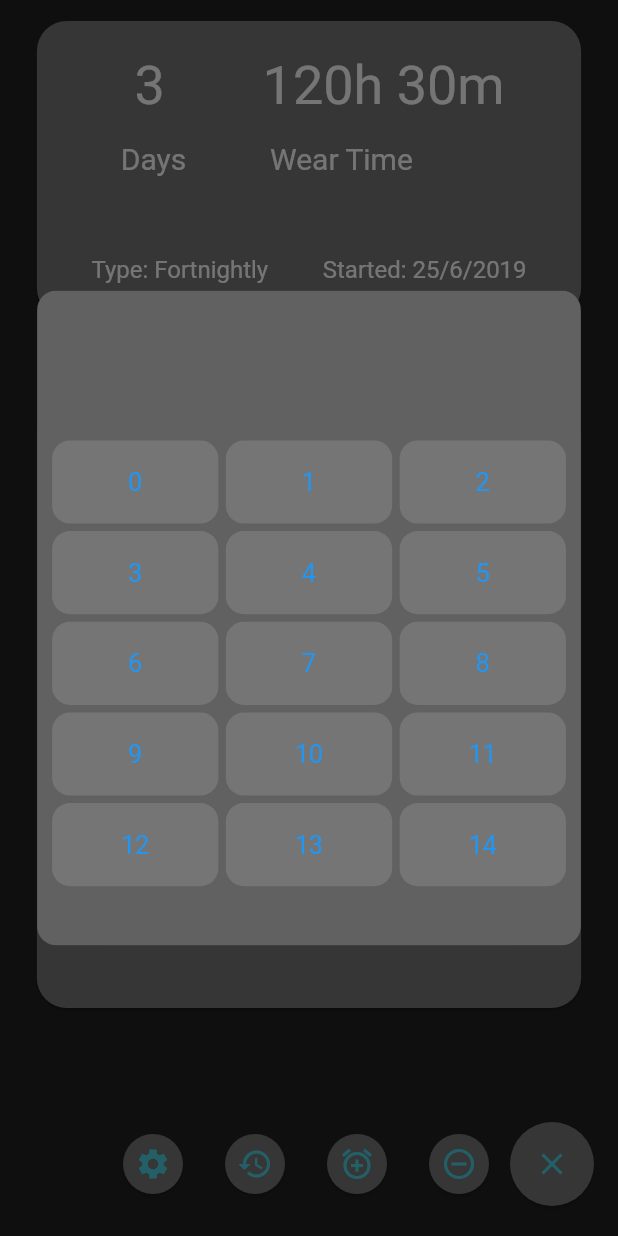
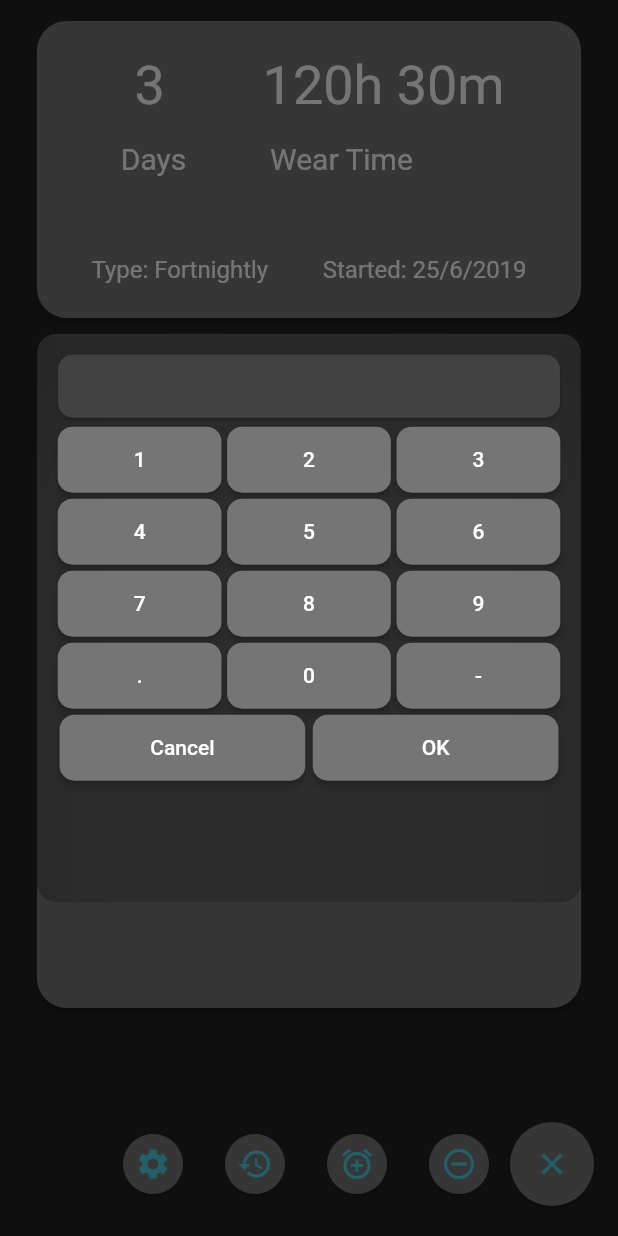
Before and after one commit to shaunsewell/lens-tracker, a Flutter app: the screen it shows after launch, after a tap on the "code" icon, after a tap on the "alarm add" icon, on a phone screen of 412 x 824 dp. Run offline on Flutter 3.47's test engine with Material 2 defaults, Android fonts, the phone set to English and light mode, and no system bars; Roboto replaces fonts that are missing (Hind).

Commit message:
Updated numpad with working textfield

```diff
--- a/lib/screens/add_wear_data_alert.dart
+++ b/lib/screens/add_wear_data_alert.dart
@@ -8,16 +8,21 @@ class AddWearDataAlert extends StatefulWidget {
 }
 
 class _AddWearDataAlertState extends State<AddWearDataAlert> {
-  Duration initialtimer = new Duration();
-
   @override
   Widget build(BuildContext context) {
     return Center(
       child: Container(
         width: MediaQuery.of(context).size.width * 0.88,
-        height: MediaQuery.of(context).size.height * 0.53,
+        height: MediaQuery.of(context).size.height * 0.46,
         child: CupertinoPopupSurface(
-          child: NumPad(),
+          child: Padding(
+            padding: EdgeInsets.all(10),
+            child: new LayoutBuilder(
+              builder: (BuildContext context, BoxConstraints constraints) {
+                return NumPad(constraints: constraints,);
+              },
+            )
+          )
         ),
       ),
     );
--- a/lib/screens/home.dart
+++ b/lib/screens/home.dart
@@ -26,7 +26,7 @@ class HomePage extends StatelessWidget {
                       color: Theme.of(context).primaryColor,
                       child: LenseData(),
                       shape: RoundedRectangleBorder(borderRadius: BorderRadius.circular(20)),
-                      elevation: 1.0,
+                      elevation: 2.0,
                     )
                   ),
                 ),
@@ -42,7 +42,7 @@ class HomePage extends StatelessWidget {
                       child:
                         Card(
                           color: Theme.of(context).primaryColor,
-                          elevation: 1.0,
+                          elevation: 2.0,
                           shape: RoundedRectangleBorder(borderRadius: BorderRadius.circular(20)),
                           child: Center(
                             child: Text(
--- a/lib/widgets/numpad.dart
+++ b/lib/widgets/numpad.dart
@@ -1,32 +1,83 @@
 import 'package:flutter/cupertino.dart';
 import 'package:flutter/material.dart';
 
-class NumPad extends StatelessWidget {
+
+class NumPad extends StatefulWidget {
+
+  final BoxConstraints constraints;
+  NumPad({@required this.constraints});
+
+  @override
+  _NumPadState createState() => _NumPadState();
+}
+
+class _NumPadState extends State<NumPad> {
+
+  String _textBoxValue = "";
+
   @override
   Widget build(BuildContext context) {
+    return Column(
+      mainAxisAlignment: MainAxisAlignment.start,
+      mainAxisSize: MainAxisSize.min,
+      children: <Widget>[
+        _buildTextBox(context),
+        _buildButtonRows(["1", "2", "3"], context),
+        _buildButtonRows(["4", "5", "6"], context),
+        _buildButtonRows(["7", "8", "9"], context),
+        _buildButtonRows([".", "0", "-"], context),
+        _buildButtonRows(["Cancel", "OK"], context),
+      ],
+    );
+  }
+
+  Widget _buildButtonRows(List buttonTitles, BuildContext context){
+    return Row(
+      mainAxisSize: MainAxisSize.max,
+      mainAxisAlignment: MainAxisAlignment.spaceEvenly,
+      children: List<Widget>.generate(buttonTitles.length, (int index) {
+        return MaterialButton(
+          color: Theme.of(context).primaryColor,
+          minWidth: (widget.constraints.minWidth - 15) / buttonTitles.length,
+          height: 44,
+          shape: RoundedRectangleBorder(borderRadius: BorderRadius.circular(10)),
+          child: Text(
+            '${buttonTitles[index]}'
+          ),
+          onPressed: () {
+            setState(() {
+              if(buttonTitles[index] == "." && !_textBoxValue.contains(".")) {
+                _textBoxValue += buttonTitles[index];
+              } else if(buttonTitles[index] == "-" && !_textBoxValue.contains("-")) {
+                _textBoxValue = buttonTitles[index] + _textBoxValue;
+              } else if(buttonTitles[index] == "OK") {
+                // add total to storage
+                // navigate back
+                Navigator.pop(context);
+              } else if(buttonTitles[index] == "Cancel"){
+                Navigator.pop(context);
+              } else if(buttonTitles[index] != "." && buttonTitles[index] != "-"){
+                _textBoxValue += buttonTitles[index];
+              }
+            });
+          },
+        );
+      }).toList()
+
+    );
+  }
+
+  Widget _buildTextBox(BuildContext context){
     return Container(
-      color: Theme.of(context).backgroundColor,
-      child: GridView.count(
-        // Create a grid with 2 columns. If you change the scrollDirection to
-        // horizontal, this produces 2 rows.
-        crossAxisCount: 3,
-        crossAxisSpacing: 5,
-        mainAxisSpacing: 5,
-        childAspectRatio: 2.0,
-        padding: EdgeInsets.fromLTRB(10, 100, 10, 0),
-        primary: true,
-        // Generate 9 widgets that display their index in the List.
-        children: List.generate(15, (index) {
-          return CupertinoButton(
-            color: Theme.of(context).primaryColor,
-            padding: EdgeInsets.fromLTRB(0, 0, 0, 0),
-            child: Text(
-              '$index'
-            ),
-            onPressed: ()=>{},
-          );
-        })
-      )
+      width: widget.constraints.minWidth,
+      height: 50,
+      child: Card(
+        child: Center(
+          child: Text(_textBoxValue.toString())
+        ),
+        shape: RoundedRectangleBorder(borderRadius: BorderRadius.circular(10)),
+
+      ),
     );
   }
 }
--- a/pubspec.yaml
+++ b/pubspec.yaml
@@ -24,6 +24,7 @@ dependencies:
   # The following adds the Cupertino Icons font to your application.
   # Use with the CupertinoIcons class for iOS style icons.
   cupertino_icons: ^0.1.2
+  provider: ^3.0.0+1
 
 dev_dependencies:
   flutter_test:
```
Also changed, not shown: lib/app.dart (+0 -7 lines), pubspec.lock.
